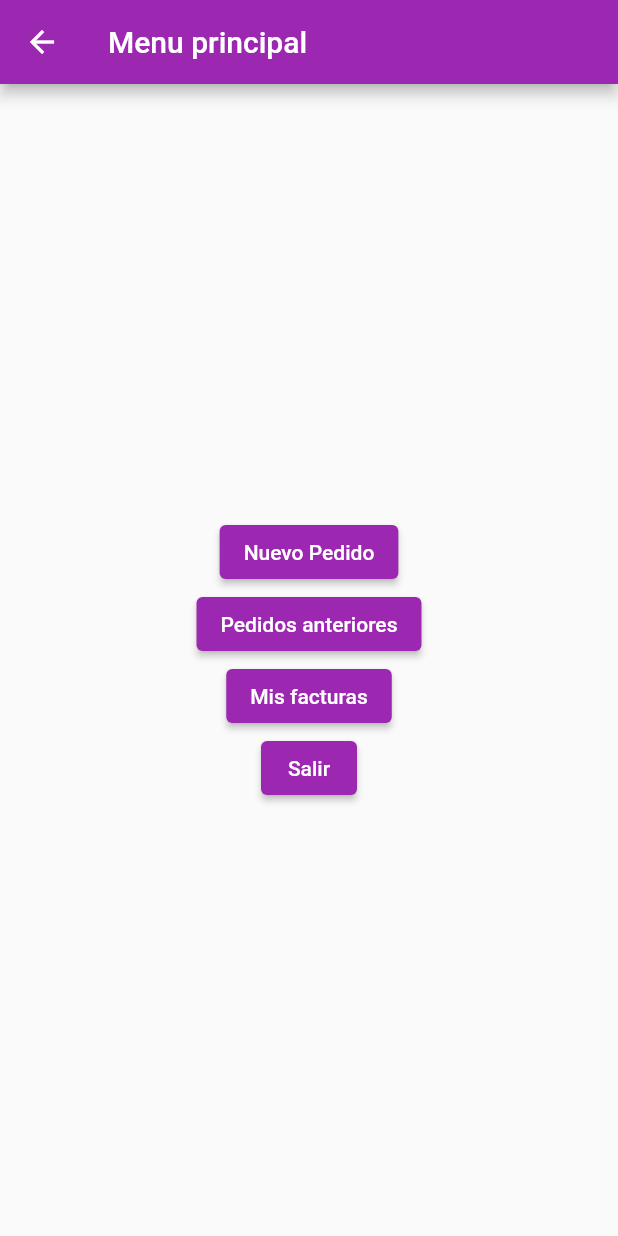
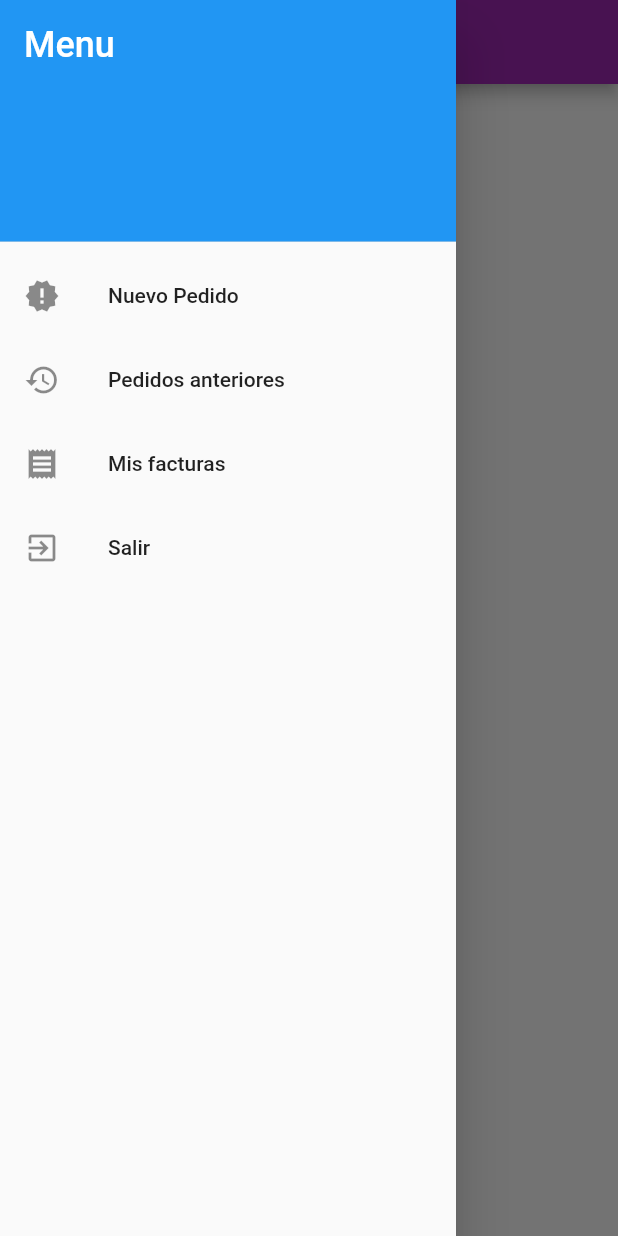
Before and after one commit to MRK2705/ProyectoSFW_SA, a Flutter app: the HomePage screen opened by its route, with the side drawer open (before the commit the screen has no drawer), on a phone screen of 412 x 824 dp. Run offline on Flutter 3.47's test engine with Material 2 defaults, Android fonts, the phone set to English and light mode, and no system bars; our stand-ins replace equatable, flutter_bloc.

Commit message:
menu lateral y salida al login

```diff
--- /dev/null
+++ b/lib/ui/MenuLateral.dart
@@ -0,0 +1,52 @@
+// ignore: unnecessary_import
+import 'package:flutter/cupertino.dart';
+import 'package:flutter/material.dart';
+
+
+class MenuLateral extends StatefulWidget {
+  const MenuLateral({Key? key}) : super(key: key);
+
+  @override
+  State<MenuLateral> createState() => _MenuLateralState();
+}
+
+class _MenuLateralState extends State<MenuLateral>{
+  @override
+  Widget build(BuildContext context) {
+    return Drawer(
+      child: ListView(
+        padding: EdgeInsets.zero,
+        children: const <Widget>[
+          DrawerHeader(
+            decoration: BoxDecoration(
+              color: Colors.blue,
+            ),
+            child: Text(
+              'Menu',
+              style: TextStyle(
+                color: Colors.white,
+                fontSize: 24,
+              ),
+            ),
+          ),
+          ListTile(
+            leading: Icon(Icons.new_releases),
+            title: Text('Nuevo Pedido'),
+          ),
+          ListTile(
+            leading: Icon(Icons.history),
+            title: Text('Pedidos anteriores'),
+          ),
+          ListTile(
+            leading: Icon(Icons.receipt),
+            title: Text('Mis facturas'),
+          ),
+          ListTile(
+            leading: Icon(Icons.exit_to_app),
+            title: Text('Salir'),
+          ),
+        ],
+      ),
+    );
+  }
+}
--- a/lib/ui/home_page.dart
+++ b/lib/ui/home_page.dart
@@ -1,4 +1,6 @@
+import 'package:demo_cubit/ui/login_page.dart';
 import 'package:flutter/material.dart';
+import 'package:demo_cubit/ui/MenuLateral.dart';
 
 class HomePage extends StatefulWidget {
   const HomePage({Key? key}) : super(key: key);
@@ -14,6 +16,7 @@ class _HomePageState extends State<HomePage> {
       appBar: AppBar(
         title: const Text("Menu principal"),
       ),
+      drawer: const MenuLateral(),
       body: Center(
         child: // Build menu with icons
             Column(
@@ -36,7 +39,9 @@ class _HomePageState extends State<HomePage> {
                 child: const Text("Mis facturas")),
             ElevatedButton(
                 onPressed: () {
-                  Navigator.pop(context);
+                  Navigator.of(context).pushAndRemoveUntil(
+                      MaterialPageRoute(builder: (context) => const LoginPage()),
+                      (Route<dynamic> route) => false);
                 },
                 child: const Text("Salir")),
           ],
```
